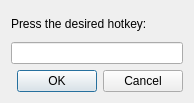
Old version of the form src/mickey/hotkey_setup.ui in the repository fwfa123/linuxtrackx-ir.
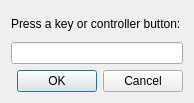
New version of the form. Custom widgets are drawn as their Qt base class.

Commit message:
feat: bind Pause/Resume and Recenter to joystick/HOTAS buttons (#63)
Allow tracking-window global hotkeys to capture and listen for controller
buttons via evdev so users do not need AntimicroX keyboard remapping.

The edit to the form file:
```diff
--- a/src/mickey/hotkey_setup.ui
+++ b/src/mickey/hotkey_setup.ui
@@ -22,7 +22,7 @@
      <item>
       <widget class="QLabel" name="label">
        <property name="text">
-        <string>Press the desired hotkey:</string>
+        <string>Press a key or controller button:</string>
        </property>
       </widget>
      </item>
```
The commit also changes 14 other files.
